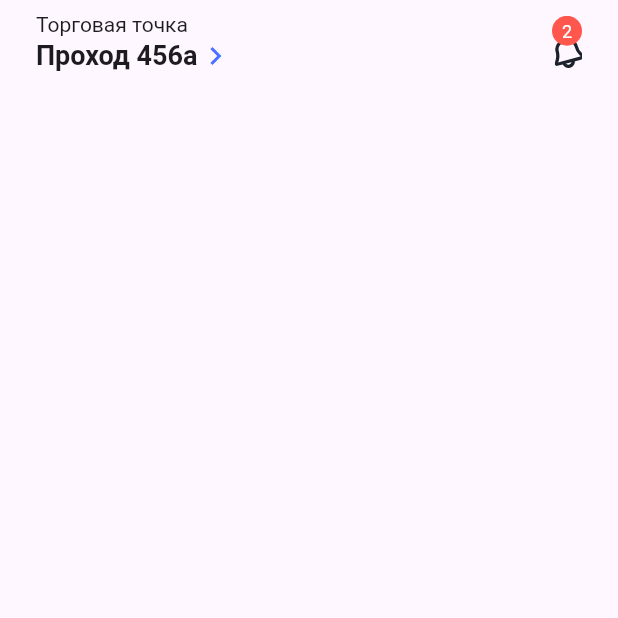
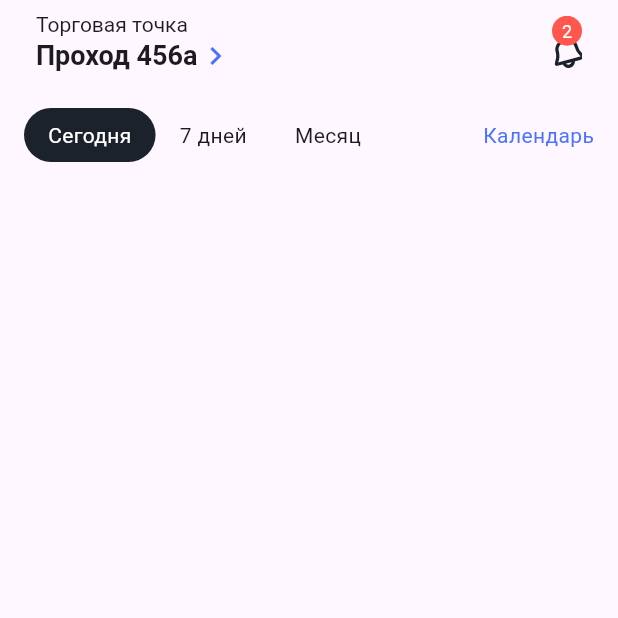
Before and after one commit to angelvlch/Flutter_Figma, a Flutter app: the screen it shows after launch, on a phone screen of 412 x 824 dp, the top half of it. Run offline on Flutter 3.47's test engine with Material 3 defaults, Android fonts, the phone set to English and light mode, and no system bars; our stand-ins replace flutter_svg.

Commit message:
feat:add data

```diff
--- /dev/null
+++ b/lib/data_widget.dart
@@ -0,0 +1,52 @@
+import 'package:figma/tmy_font_style.dart';
+import 'package:flutter/material.dart';
+
+class DataWidget extends StatelessWidget {
+  const DataWidget({super.key});
+
+  @override
+  Widget build(BuildContext context) {
+    return Row(
+      mainAxisAlignment: MainAxisAlignment.spaceBetween,
+      children: [
+        Row(
+          //mainAxisSize: MainAxisSize.min,
+          mainAxisAlignment: MainAxisAlignment.spaceBetween,
+          children: [
+            Container(
+              padding: EdgeInsets.symmetric(horizontal: 16, vertical: 8),
+              decoration: BoxDecoration(
+                borderRadius: BorderRadius.circular(100),
+                color: Color.fromRGBO(28, 34, 43, 1.0),
+              ),
+              child: const Text(
+                'Сегодня',
+                style: TextStyle(
+                  color: Colors.white,
+                  fontSize: MyFontStyle.fontSizeBase,
+                ),
+              ),
+            ),
+            Container(
+              padding: EdgeInsets.symmetric(horizontal: 16, vertical: 8),
+              child: Text('7 дней'),
+            ),
+            Container(
+              padding: EdgeInsets.symmetric(horizontal: 16, vertical: 8),
+              child: Text(
+                'Месяц',
+                style: const TextStyle(),
+              ),
+            ),
+          ],
+        ),
+        const Text(
+          'Календарь',
+          style: const TextStyle(
+            color: MyFontStyle.blueColor,
+          ),
+        ),
+      ],
+    );
+  }
+}
--- /dev/null
+++ b/lib/grid_widget.dart
@@ -0,0 +1,15 @@
+import 'package:flutter/material.dart';
+
+class GridWidget extends StatelessWidget {
+  const GridWidget({super.key});
+
+  @override
+  Widget build(BuildContext context) {
+    return Column(
+      children: [
+        Row(),
+        Row(),
+      ],
+    );
+  }
+}
--- a/lib/mainscreen.dart
+++ b/lib/mainscreen.dart
@@ -1,3 +1,5 @@
+import 'package:figma/data_widget.dart';
+import 'package:figma/grid_widget.dart';
 import 'package:figma/my_app_bar.dart';
 import 'package:flutter/material.dart';
 
@@ -16,6 +18,25 @@ class _MainScreenState extends State<MainScreen> {
         //backgroundColor: Colors.green,
         title: MyAppBar(),
       ),
+      body: const Padding(
+        padding: EdgeInsets.symmetric(horizontal: 16, vertical: 8),
+        child: Column(
+          children: [
+            Padding(
+              padding: EdgeInsets.symmetric(
+                vertical: 8,
+              ),
+              child: DataWidget(),
+            ),
+            Padding(
+              padding: EdgeInsets.symmetric(
+                vertical: 8,
+              ),
+              child: GridWidget(),
+            ),
+          ],
+        ),
+      ),
     );
   }
 }
--- a/lib/my_app_bar.dart
+++ b/lib/my_app_bar.dart
@@ -1,3 +1,4 @@
+import 'package:figma/tmy_font_style.dart';
 import 'package:flutter/material.dart';
 import 'package:flutter_svg/svg.dart';
 
@@ -32,7 +33,7 @@ class MyAppBar extends StatelessWidget {
                   ),
                   Icon(
                     Icons.chevron_right_sharp,
-                    color: Color.fromRGBO(74, 114, 255, 1.0),
+                    color: MyFontStyle.blueColor,
                   ),
                 ],
               ),
--- /dev/null
+++ b/lib/tmy_font_style.dart
@@ -0,0 +1,8 @@
+import 'dart:ui';
+
+class MyFontStyle {
+  MyFontStyle._();
+
+  static const double fontSizeBase = 14.0;
+  static const blueColor = Color.fromRGBO(74, 114, 255, 1.0);
+}
```
